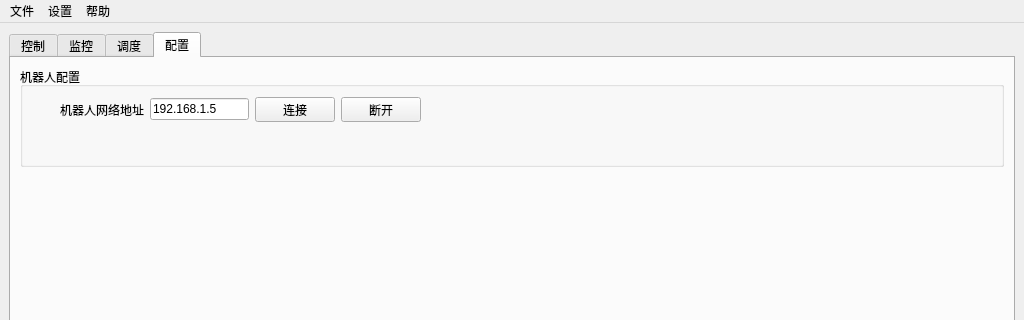
The window that python_test/python_test/ui_main.ui (myzonexu/git_test) describes before a commit, drawn with Qt 5; both pictures show x 0 to 1024 and y 0 to 320 of the 1024 by 700 pixel window.
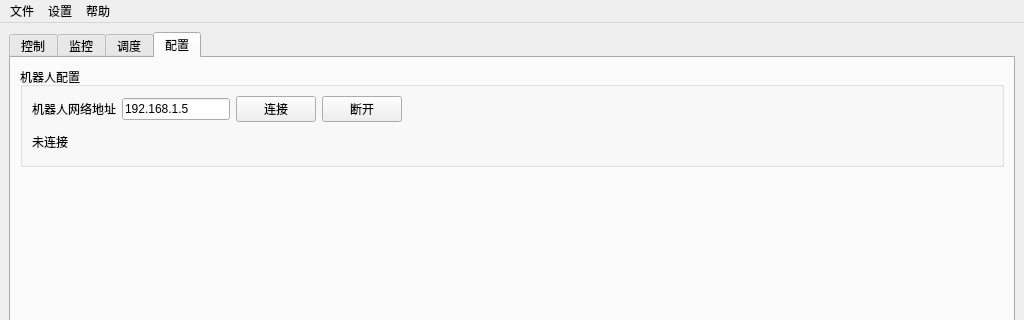
The same window after the commit. The open tabs and pages were chosen to show the change.

```diff
--- a/python_test/python_test/ui_main.ui
+++ b/python_test/python_test/ui_main.ui
@@ -1236,15 +1236,8 @@
           <property name="title">
            <string>机器人配置</string>
           </property>
-          <widget class="QWidget" name="layoutWidget">
-           <property name="geometry">
-            <rect>
-             <x>40</x>
-             <y>30</y>
-             <width>361</width>
-             <height>25</height>
-            </rect>
-           </property>
+          <layout class="QVBoxLayout" name="verticalLayout_12">
+           <item>
            <layout class="QHBoxLayout" name="horizontalLayout_14">
             <item>
              <widget class="QLabel" name="label_4">
@@ -1255,6 +1248,12 @@
             </item>
             <item>
              <widget class="QLineEdit" name="lineEdit_ip_addr">
+               <property name="sizePolicy">
+                <sizepolicy hsizetype="Fixed" vsizetype="Fixed">
+                 <horstretch>0</horstretch>
+                 <verstretch>0</verstretch>
+                </sizepolicy>
+               </property>
               <property name="text">
                <string>192.168.1.5</string>
               </property>
@@ -1274,8 +1273,29 @@
               </property>
              </widget>
             </item>
-           </layout>
-          </widget>
+             <item>
+              <spacer name="horizontalSpacer_12">
+               <property name="orientation">
+                <enum>Qt::Horizontal</enum>
+               </property>
+               <property name="sizeHint" stdset="0">
+                <size>
+                 <width>40</width>
+                 <height>20</height>
+                </size>
+               </property>
+              </spacer>
+             </item>
+            </layout>
+           </item>
+           <item>
+            <widget class="QLabel" name="label_connect_info">
+             <property name="text">
+              <string>未连接</string>
+             </property>
+            </widget>
+           </item>
+          </layout>
          </widget>
         </item>
         <item>
```
Left out of the diff: 2 changed lines with no effect on the pictures. Lines whose indentation alone changed are shown as unchanged.
